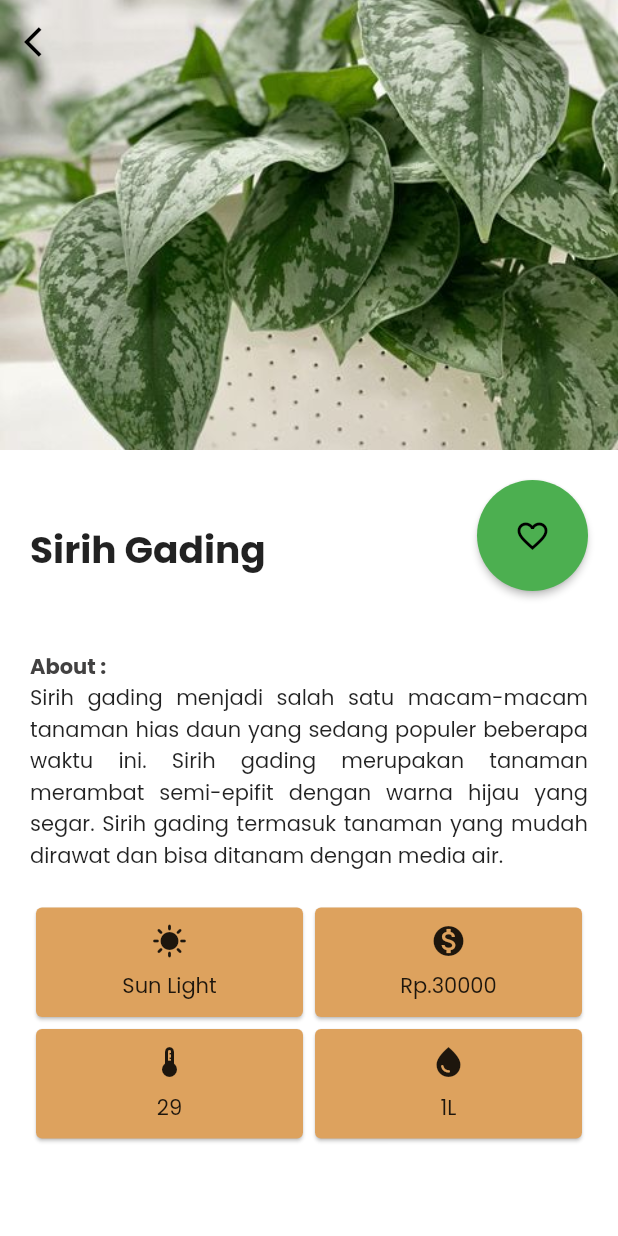
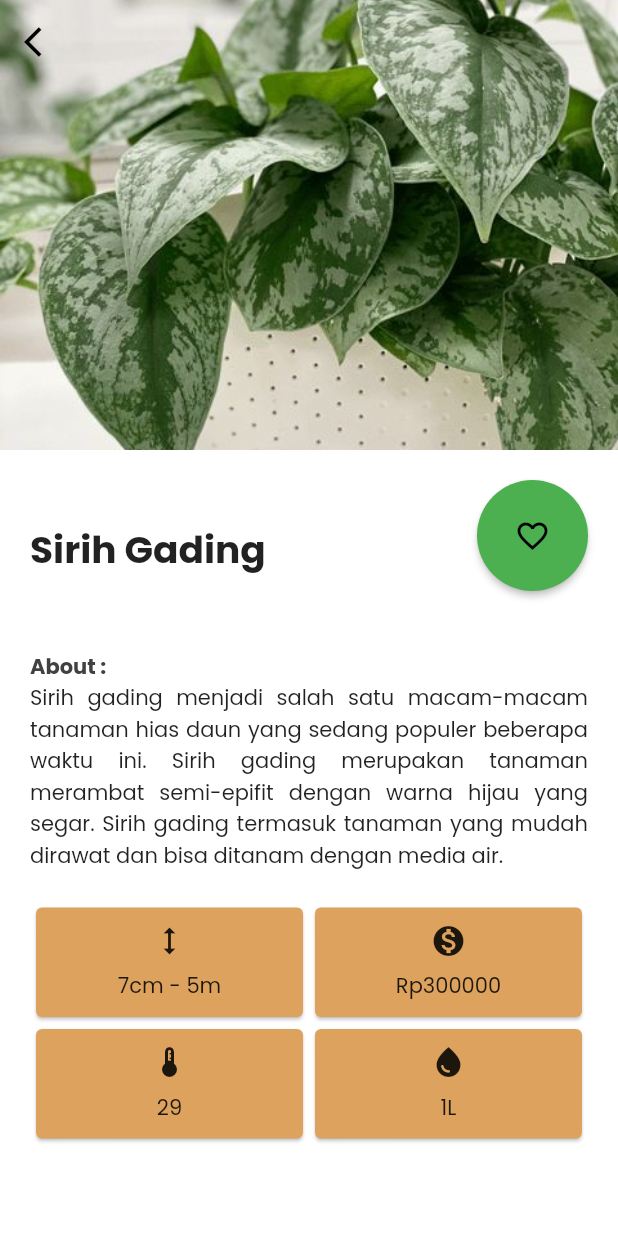
Before and after one commit to nadialvy/nanam, a Flutter app: the screen it shows after launch, after a tap on "Sirih Gading", on a phone screen of 412 x 824 dp. Run offline on Flutter 3.47's test engine with Material 2 defaults, Android fonts, the light colour scheme and no system bars; our stand-ins replace anim_search_bar, drop_shadow_image, fluttertoast, font_awesome_flutter.

Commit message:
Change the detail screen

```diff
--- a/lib/dashboard.dart
+++ b/lib/dashboard.dart
@@ -2,6 +2,10 @@ import 'package:flutter/material.dart';
 import 'package:anim_search_bar/anim_search_bar.dart';
 import 'package:nanam/detail_screen.dart';
 import 'package:nanam/model/data_plant.dart';
+import 'package:flutter/scheduler.dart';
+
+import 'package:flutter/animation.dart';
+
 
 class MainScreen extends StatelessWidget{
   final String name;
--- a/lib/detail_screen.dart
+++ b/lib/detail_screen.dart
@@ -112,13 +112,17 @@ class DetailScreenWeb extends StatelessWidget {
                                     flex: 1,
                                     child: Card(
                                       color: const Color.fromARGB(255, 221, 162, 94),
+                                      child: Padding(
+                                      padding: const EdgeInsets.fromLTRB(0, 5, 0, 5),
                                         child: Column(
                                           children: [
-                                          const Icon(Icons.sunny),
+                                            const Icon(Icons.height),
+                                            const SizedBox(height: 8),
                                             Text(
-                                            plant.light
+                                              plant.height
                                             ),
                                           ],
+                                        ),
                                       ),
                                     ),
                                   ),
@@ -126,13 +130,17 @@ class DetailScreenWeb extends StatelessWidget {
                                     flex: 1,
                                     child: Card(
                                       color: const Color.fromARGB(255, 221, 162, 94),
+                                      child: Padding(
+                                      padding: const EdgeInsets.fromLTRB(0, 5, 0, 5),
                                         child: Column(
                                           children: [
                                             const Icon(Icons.monetization_on),
+                                            const SizedBox(height: 8),
                                             Text(
                                               plant.startPrice
                                             ),
                                           ],
+                                        ),
                                       ),
                                     ),
                                   ),
@@ -144,9 +152,12 @@ class DetailScreenWeb extends StatelessWidget {
                                     flex: 1,
                                     child: Card(
                                       color: const Color.fromARGB(255, 221, 162, 94),
+                                      child: Padding(
+                                        padding: const EdgeInsets.fromLTRB(0, 5, 0, 5),
                                         child: Column(
                                           children: [
                                             const Icon(Icons.thermostat),
+                                            const SizedBox(height: 8),
                                             Text(
                                               plant.rangeTemp
                                             ),
@@ -154,17 +165,22 @@ class DetailScreenWeb extends StatelessWidget {
                                         ),
                                       ),
                                     ),
+                                  ),
                                   Expanded(
                                     flex: 1,
                                     child: Card(
                                       color: const Color.fromARGB(255, 221, 162, 94),
+                                      child: Padding(
+                                      padding: const EdgeInsets.fromLTRB(0, 5, 0, 5),
                                         child: Column(
                                           children: [
                                             const Icon(Icons.water_drop),
+                                            const SizedBox(height: 8),
                                             Text(
                                               plant.water
                                             ),
                                           ],
+                                        ),
                                       ),
                                     ),
                                   ),
@@ -286,10 +302,10 @@ class DetailScreenMobile extends StatelessWidget{
                             padding: EdgeInsets.fromLTRB(widthDevice * 0.1, 10, widthDevice * 0.1, 10),
                             child: Column(
                               children: [
-                                const Icon(Icons.sunny),
+                                const Icon(Icons.height),
                                 const SizedBox(height: 8,),
                                 Text(
-                                  plant.light,
+                                  plant.height,
                                 )
                               ],
                             ),
@@ -330,7 +346,7 @@ class DetailScreenMobile extends StatelessWidget{
                             child: Column(
                               children: [
                                 const Icon(Icons.thermostat),
-                                const SizedBox(height: 8,),
+                                const SizedBox(height: 8),
                                 Text(
                                   plant.rangeTemp
                                 )
--- a/lib/model/data_plant.dart
+++ b/lib/model/data_plant.dart
@@ -6,7 +6,7 @@ class Plant{
   late String soilType;
   late String water;
   late String rangeTemp;
-  late String light;
+  late String height;
   late String startPrice;
   late String imageAsset;
   late String imageDetail;
@@ -17,7 +17,7 @@ class Plant{
     required this.soilType,
     required this.water,
     required this.rangeTemp,
-    required this.light,
+    required this.height,
     required this.startPrice,
     required this.imageAsset,
     required this.imageDetail,
@@ -31,8 +31,8 @@ var dataPlant = [
     soilType: 'Tanah',
     water: '1L',
     rangeTemp: '29',
-    light: 'Sun Light',
-    startPrice: 'Rp.30000',
+    height: '7cm - 5m',
+    startPrice: 'Rp300000',
     imageAsset: 'images/sirihgading.png',
     imageDetail: 'images/detail_sirgad.jpg'
   ),
@@ -42,8 +42,8 @@ var dataPlant = [
     soilType: 'Tanah Gembur',
     water: '0.7L',
     rangeTemp: '27',
-    light: 'Neon',
-    startPrice: 'Rp.30000',
+    height: '3m',
+    startPrice: 'Rp600000',
     imageAsset: 'images/keladihias.png',
     imageDetail: 'images/detail_keladihias.jpg'
   ),
@@ -53,8 +53,8 @@ var dataPlant = [
     soilType: 'Tanah',
     water: '2L',
     rangeTemp: '30',
-    light: 'HID',
-    startPrice: 'Rp.30000',
+    height: '1m - 2m',
+    startPrice: 'Rp830000',
     imageAsset: 'images/lidahmertua.png',
     imageDetail: 'images/detail_lidahmertua.jpg'
   ),
@@ -64,8 +64,8 @@ var dataPlant = [
     soilType: 'Tanah',
     water: '1.9L',
     rangeTemp: '26',
-    light: 'LED',
-    startPrice: 'Rp.30000',
+    height: '30cm',
+    startPrice: 'Rp120000',
     imageAsset: 'images/suplir.png',
     imageDetail: 'images/detail_suplir.jpg'
   ),
@@ -75,8 +75,8 @@ var dataPlant = [
     soilType: 'Tanah Gembur',
     water: '3.2L',
     rangeTemp: '29',
-    light: 'Sun Light',
-    startPrice: 'Rp.30000',
+    height: '2.3m',
+    startPrice: 'Rp900000',
     imageAsset: 'images/kupinggajah.png',
     imageDetail: 'images/detail_kupinggajah.jpg'
   ),
@@ -86,8 +86,8 @@ var dataPlant = [
     soilType: 'Tanah Gembur',
     water: '1.3L',
     rangeTemp: '27',
-    light: 'Neon',
-    startPrice: 'Rp.30000',
+    height: '1m - 4m',
+    startPrice: 'Rp200000',
     imageAsset: 'images/gelombangcinta.png',
     imageDetail: 'images/detail_6.jpg'
   ),
@@ -97,8 +97,8 @@ var dataPlant = [
     soilType: 'Tanah Gembur',
     water: '1L',
     rangeTemp: '32',
-    light: 'HID',
-    startPrice: 'Rp.30000',
+    height: '50cm',
+    startPrice: 'Rp1000000',
     imageAsset: 'images/tandukrusa.png',
     imageDetail: 'images/detail_7.jpg'
   ),
@@ -108,8 +108,8 @@ var dataPlant = [
     soilType: 'Tanah Gembur',
     water: '1L',
     rangeTemp: '30',
-    light: 'LED',
-    startPrice: 'Rp.30000',
+    height: '20cm',
+    startPrice: 'Rp300000',
     imageAsset: 'images/pohondolar.png',
     imageDetail: 'images/detail_8.jpg'
   ),
@@ -119,8 +119,8 @@ var dataPlant = [
     soilType: 'Tanah Gembur',
     water: '2.1L',
     rangeTemp: '31',
-    light: 'Sun Light',
-    startPrice: 'Rp.30000',
+    height: '1m',
+    startPrice: 'Rp700000',
     imageAsset: 'images/pucukmerah.png',
     imageDetail: 'images/detail_9.jpg'
   ),
@@ -130,8 +130,8 @@ var dataPlant = [
     soilType: 'Tanah Gembur',
     water: '0.4L',
     rangeTemp: '26',
-    light: 'Neon',
-    startPrice: 'Rp.30000',
+    height: '3m - 5m',
+    startPrice: 'Rp5000000',
     imageAsset: 'images/montsera.png',
     imageDetail: 'images/detail_10.jpg'
   )
--- a/pubspec.yaml
+++ b/pubspec.yaml
@@ -42,6 +42,7 @@ dependencies:
   fluttertoast: ^8.0.9
   outline_search_bar: ^2.3.0
   anim_search_bar: ^2.0.2
+  animations: ^2.0.3
 
 dev_dependencies:
   flutter_test:
```
Also changed, not shown: images/login.jpg (added), pubspec.lock. Lines whose indentation alone changed are shown as unchanged.
